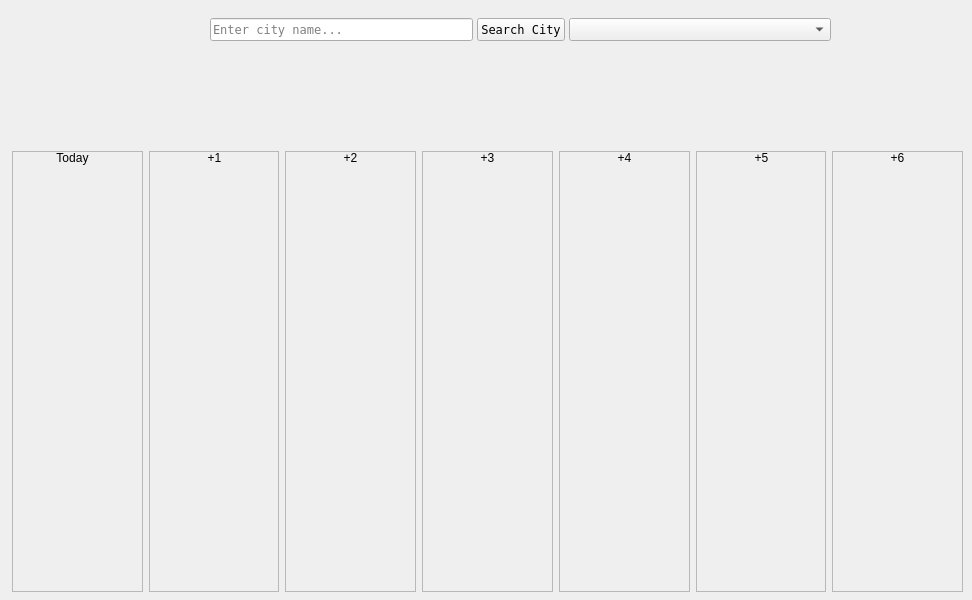
Above: srcs/mainwindow.ui from putguigz/CityWeather before the change. Below: the same form after it.
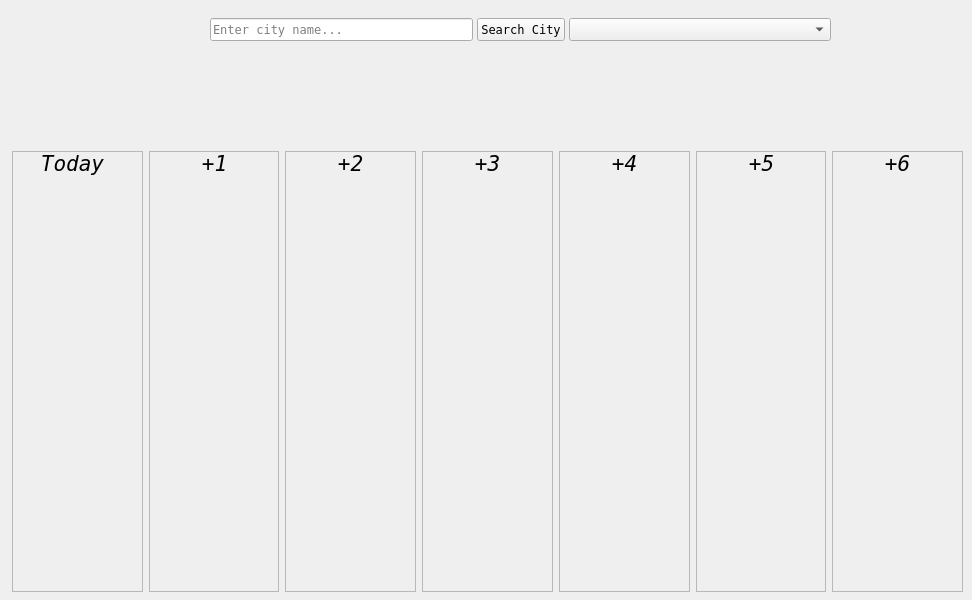
That is the form after the change.

Commit message: [+] choose or not to encode url parameters, few UI fixes

The edit to the form file:
```diff
--- a/srcs/mainwindow.ui
+++ b/srcs/mainwindow.ui
@@ -129,7 +129,7 @@
        <property name="frameShadow">
         <enum>QFrame::Raised</enum>
        </property>
-       <widget class="QWidget" name="">
+       <widget class="QWidget" name="layoutWidget">
         <property name="geometry">
          <rect>
           <x>5</x>
@@ -147,8 +147,23 @@
              <verstretch>0</verstretch>
             </sizepolicy>
            </property>
+           <property name="font">
+            <font>
+             <family>DejaVu Sans Mono</family>
+             <pointsize>16</pointsize>
+             <weight>9</weight>
+             <italic>true</italic>
+             <bold>false</bold>
+            </font>
+           </property>
+           <property name="autoFillBackground">
+            <bool>false</bool>
+           </property>
            <property name="styleSheet">
-            <string notr="true">font: 75 oblique 11pt &quot;DejaVu Sans Mono&quot;;</string>
+            <string notr="true">font: 75 oblique 16pt &quot;DejaVu Sans Mono&quot;;</string>
+           </property>
+           <property name="frameShape">
+            <enum>QFrame::NoFrame</enum>
            </property>
            <property name="text">
             <string>Today</string>
@@ -217,8 +232,33 @@
          </item>
          <item>
           <widget class="QLabel" name="infos_3">
+           <property name="styleSheet">
+            <string notr="true">font: oblique 9pt &quot;DejaVu Sans Mono&quot;;</string>
+           </property>
            <property name="text">
             <string/>
+           </property>
+           <property name="alignment">
+            <set>Qt::AlignCenter</set>
+           </property>
+           <property name="wordWrap">
+            <bool>false</bool>
+           </property>
+          </widget>
+         </item>
+         <item>
+          <widget class="QLabel" name="report">
+           <property name="styleSheet">
+            <string notr="true">font: 75 oblique 11pt &quot;DejaVu Sans Mono&quot;;</string>
+           </property>
+           <property name="text">
+            <string/>
+           </property>
+           <property name="alignment">
+            <set>Qt::AlignCenter</set>
+           </property>
+           <property name="wordWrap">
+            <bool>true</bool>
            </property>
           </widget>
          </item>
@@ -252,6 +292,15 @@
              <verstretch>0</verstretch>
             </sizepolicy>
            </property>
+           <property name="font">
+            <font>
+             <family>DejaVu Sans Mono</family>
+             <pointsize>16</pointsize>
+             <weight>9</weight>
+             <italic>true</italic>
+             <bold>false</bold>
+            </font>
+           </property>
            <property name="styleSheet">
             <string notr="true">font: 75 oblique 11pt &quot;DejaVu Sans Mono&quot;;</string>
            </property>
@@ -322,8 +371,33 @@
          </item>
          <item>
           <widget class="QLabel" name="infos_4">
+           <property name="styleSheet">
+            <string notr="true">font: oblique 9pt &quot;DejaVu Sans Mono&quot;;</string>
+           </property>
            <property name="text">
             <string/>
+           </property>
+           <property name="alignment">
+            <set>Qt::AlignCenter</set>
+           </property>
+           <property name="wordWrap">
+            <bool>false</bool>
+           </property>
+          </widget>
+         </item>
+         <item>
+          <widget class="QLabel" name="report_2">
+           <property name="styleSheet">
+            <string notr="true">font: 75 oblique 11pt &quot;DejaVu Sans Mono&quot;;</string>
+           </property>
+           <property name="text">
+            <string/>
+           </property>
+           <property name="alignment">
+            <set>Qt::AlignCenter</set>
+           </property>
+           <property name="wordWrap">
+            <bool>true</bool>
            </property>
           </widget>
          </item>
@@ -357,6 +431,15 @@
              <verstretch>0</verstretch>
             </sizepolicy>
            </property>
+           <property name="font">
+            <font>
+             <family>DejaVu Sans Mono</family>
+             <pointsize>16</pointsize>
+             <weight>9</weight>
+             <italic>true</italic>
+             <bold>false</bold>
+            </font>
+           </property>
            <property name="styleSheet">
             <string notr="true">font: 75 oblique 11pt &quot;DejaVu Sans Mono&quot;;</string>
            </property>
@@ -427,8 +510,33 @@
          </item>
          <item>
           <widget class="QLabel" name="infos_5">
+           <property name="styleSheet">
+            <string notr="true">font: oblique 9pt &quot;DejaVu Sans Mono&quot;;</string>
+           </property>
            <property name="text">
             <string/>
+           </property>
+           <property name="alignment">
+            <set>Qt::AlignCenter</set>
+           </property>
+           <property name="wordWrap">
+            <bool>false</bool>
+           </property>
+          </widget>
+         </item>
+         <item>
+          <widget class="QLabel" name="report_3">
+           <property name="styleSheet">
+            <string notr="true">font: 75 oblique 11pt &quot;DejaVu Sans Mono&quot;;</string>
+           </property>
+           <property name="text">
+            <string/>
+           </property>
+           <property name="alignment">
+            <set>Qt::AlignCenter</set>
+           </property>
+           <property name="wordWrap">
+            <bool>true</bool>
            </property>
           </widget>
          </item>
@@ -462,6 +570,15 @@
              <verstretch>0</verstretch>
             </sizepolicy>
            </property>
+           <property name="font">
+            <font>
+             <family>DejaVu Sans Mono</family>
+             <pointsize>16</pointsize>
+             <weight>9</weight>
+             <italic>true</italic>
+             <bold>false</bold>
+            </font>
+           </property>
            <property name="styleSheet">
             <string notr="true">font: 75 oblique 11pt &quot;DejaVu Sans Mono&quot;;</string>
            </property>
@@ -532,8 +649,33 @@
          </item>
          <item>
           <widget class="QLabel" name="infos_6">
+           <property name="styleSheet">
+            <string notr="true">font: oblique 9pt &quot;DejaVu Sans Mono&quot;;</string>
+           </property>
            <property name="text">
             <string/>
+           </property>
+           <property name="alignment">
+            <set>Qt::AlignCenter</set>
+           </property>
+           <property name="wordWrap">
+            <bool>false</bool>
+           </property>
+          </widget>
+         </item>
+         <item>
+          <widget class="QLabel" name="report_4">
+           <property name="styleSheet">
+            <string notr="true">font: 75 oblique 11pt &quot;DejaVu Sans Mono&quot;;</string>
+           </property>
+           <property name="text">
+            <string/>
+           </property>
+           <property name="alignment">
+            <set>Qt::AlignCenter</set>
+           </property>
+           <property name="wordWrap">
+            <bool>true</bool>
            </property>
           </widget>
          </item>
@@ -567,6 +709,15 @@
              <verstretch>0</verstretch>
             </sizepolicy>
            </property>
+           <property name="font">
+            <font>
+             <family>DejaVu Sans Mono</family>
+             <pointsize>16</pointsize>
+             <weight>9</weight>
+             <italic>true</italic>
+             <bold>false</bold>
+            </font>
+           </property>
            <property name="styleSheet">
             <string notr="true">font: 75 oblique 11pt &quot;DejaVu Sans Mono&quot;;</string>
            </property>
@@ -637,8 +788,33 @@
          </item>
          <item>
           <widget class="QLabel" name="infos_7">
+           <property name="styleSheet">
+            <string notr="true">font: oblique 9pt &quot;DejaVu Sans Mono&quot;;</string>
+           </property>
            <property name="text">
             <string/>
+           </property>
+           <property name="alignment">
+            <set>Qt::AlignCenter</set>
+           </property>
+           <property name="wordWrap">
+            <bool>false</bool>
+           </property>
+          </widget>
+         </item>
+         <item>
+          <widget class="QLabel" name="report_5">
+           <property name="styleSheet">
+            <string notr="true">font: 75 oblique 11pt &quot;DejaVu Sans Mono&quot;;</string>
+           </property>
+           <property name="text">
+            <string/>
+           </property>
+           <property name="alignment">
+            <set>Qt::AlignCenter</set>
+           </property>
+           <property name="wordWrap">
+            <bool>true</bool>
            </property>
           </widget>
          </item>
@@ -672,6 +848,15 @@
              <verstretch>0</verstretch>
             </sizepolicy>
            </property>
+           <property name="font">
+            <font>
+             <family>DejaVu Sans Mono</family>
+             <pointsize>16</pointsize>
+             <weight>9</weight>
+             <italic>true</italic>
+             <bold>false</bold>
+            </font>
+           </property>
            <property name="styleSheet">
             <string notr="true">font: 75 oblique 11pt &quot;DejaVu Sans Mono&quot;;</string>
            </property>
@@ -742,8 +927,33 @@
          </item>
          <item>
           <widget class="QLabel" name="infos_8">
+           <property name="styleSheet">
+            <string notr="true">font: oblique 9pt &quot;DejaVu Sans Mono&quot;;</string>
+           </property>
            <property name="text">
             <string/>
+           </property>
+           <property name="alignment">
+            <set>Qt::AlignCenter</set>
+           </property>
+           <property name="wordWrap">
+            <bool>false</bool>
+           </property>
+          </widget>
+         </item>
+         <item>
+          <widget class="QLabel" name="report_6">
+           <property name="styleSheet">
+            <string notr="true">font: 75 oblique 11pt &quot;DejaVu Sans Mono&quot;;</string>
+           </property>
+           <property name="text">
+            <string/>
+           </property>
+           <property name="alignment">
+            <set>Qt::AlignCenter</set>
+           </property>
+           <property name="wordWrap">
+            <bool>true</bool>
            </property>
           </widget>
          </item>
@@ -777,6 +987,16 @@
              <verstretch>0</verstretch>
             </sizepolicy>
            </property>
+           <property name="font">
+            <font>
+             <family>DejaVu Sans Mono</family>
+             <pointsize>16</pointsize>
+             <weight>9</weight>
+             <italic>true</italic>
+             <bold>false</bold>
+             <underline>false</underline>
+            </font>
+           </property>
            <property name="styleSheet">
             <string notr="true">font: 75 oblique 11pt &quot;DejaVu Sans Mono&quot;;</string>
            </property>
@@ -847,8 +1067,33 @@
          </item>
          <item>
           <widget class="QLabel" name="infos_9">
+           <property name="styleSheet">
+            <string notr="true">font: oblique 9pt &quot;DejaVu Sans Mono&quot;;</string>
+           </property>
            <property name="text">
             <string/>
+           </property>
+           <property name="alignment">
+            <set>Qt::AlignCenter</set>
+           </property>
+           <property name="wordWrap">
+            <bool>false</bool>
+           </property>
+          </widget>
+         </item>
+         <item>
+          <widget class="QLabel" name="report_7">
+           <property name="styleSheet">
+            <string notr="true">font: 75 oblique 11pt &quot;DejaVu Sans Mono&quot;;</string>
+           </property>
+           <property name="text">
+            <string/>
+           </property>
+           <property name="alignment">
+            <set>Qt::AlignCenter</set>
+           </property>
+           <property name="wordWrap">
+            <bool>true</bool>
            </property>
           </widget>
          </item>
```
Left out of the diff: 15 changed lines with no effect on the pictures. The commit also changes 5 other files.
